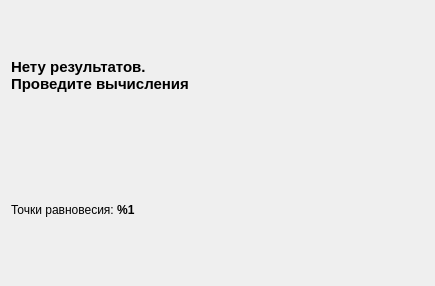
Qt form DynModels/tabstability.ui (DesmondFox/DynModels) before a commit.
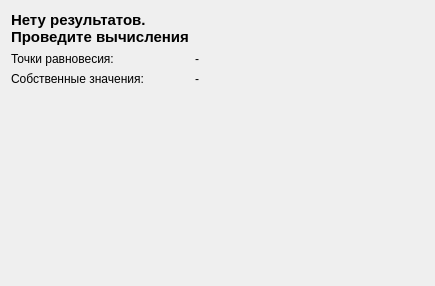
The same form after that commit.

Diff of the .ui file:
```diff
--- a/DynModels/tabstability.ui
+++ b/DynModels/tabstability.ui
@@ -13,8 +13,8 @@
   <property name="windowTitle">
    <string>Form</string>
   </property>
-  <layout class="QVBoxLayout" name="verticalLayout">
-   <item>
+  <layout class="QFormLayout" name="formLayout">
+   <item row="0" column="0">
     <widget class="QLabel" name="noResultLbl">
      <property name="enabled">
       <bool>true</bool>
@@ -32,10 +32,31 @@
      </property>
     </widget>
    </item>
-   <item>
+   <item row="1" column="0">
+    <widget class="QLabel" name="label_eq">
+     <property name="text">
+      <string>&lt;html&gt;&lt;head/&gt;&lt;body&gt;&lt;p&gt;Точки равновесия:&lt;/p&gt;&lt;/body&gt;&lt;/html&gt;</string>
+     </property>
+    </widget>
+   </item>
+   <item row="2" column="0">
+    <widget class="QLabel" name="label_eigen">
+     <property name="text">
+      <string>Собственные значения:</string>
+     </property>
+    </widget>
+   </item>
+   <item row="2" column="1">
+    <widget class="QLabel" name="lblEigenValues">
+     <property name="text">
+      <string>-</string>
+     </property>
+    </widget>
+   </item>
+   <item row="1" column="1">
     <widget class="QLabel" name="lblEquil">
      <property name="text">
-      <string>Точки равновесия: &lt;b&gt;%1&lt;/b&gt;</string>
+      <string>-</string>
      </property>
     </widget>
    </item>
```
